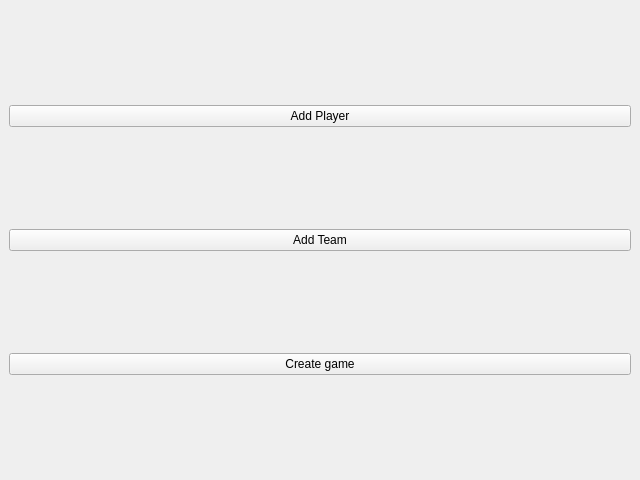
Before: the Qt Designer form admingui/ui/adminStart.ui in PZ-NBApp/gui, drawn with Qt 5.
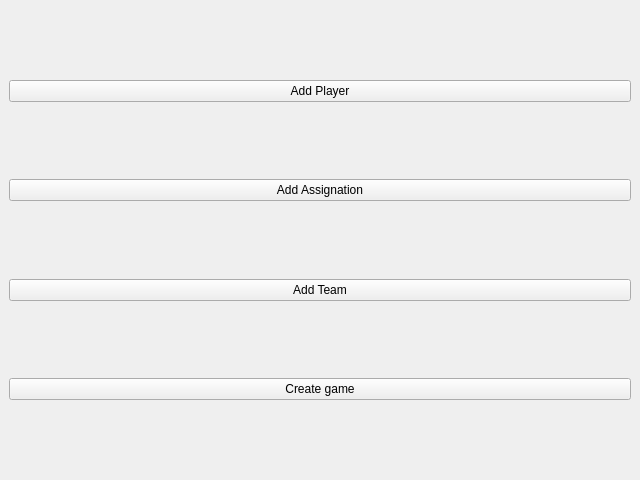
After: the same form once the commit is applied.

Commit message: add assignation window

The edit to the form file:
```diff
--- a/admingui/ui/adminStart.ui
+++ b/admingui/ui/adminStart.ui
@@ -50,6 +50,26 @@
         </property>
        </spacer>
       </item>
+      <item>
+       <widget class="QPushButton" name="addAssignationButton">
+        <property name="text">
+         <string>Add Assignation</string>
+        </property>
+       </widget>
+      </item>
+      <item>
+       <spacer name="verticalSpacer_5">
+        <property name="orientation">
+         <enum>Qt::Vertical</enum>
+        </property>
+        <property name="sizeHint" stdset="0">
+         <size>
+          <width>20</width>
+          <height>40</height>
+         </size>
+        </property>
+       </spacer>
+      </item>
       <item>
        <widget class="QPushButton" name="addTeamButton">
         <property name="text">
```
Left out of the diff: 2 changed lines with no effect on the pictures. The commit also changes 16 other files.
